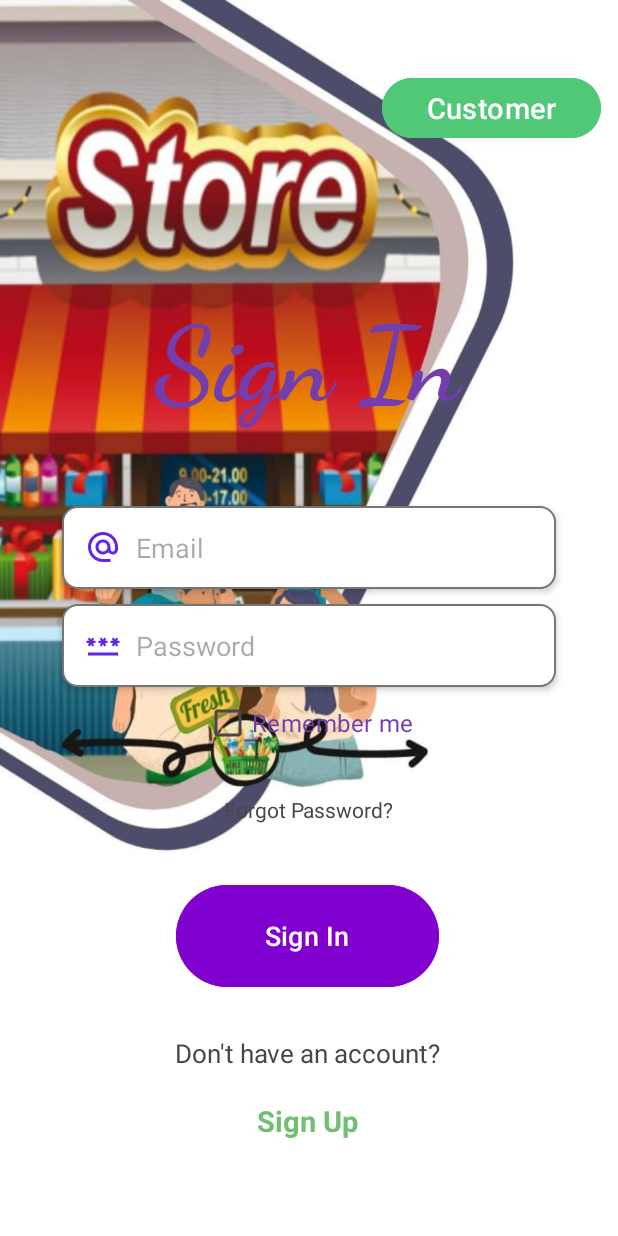
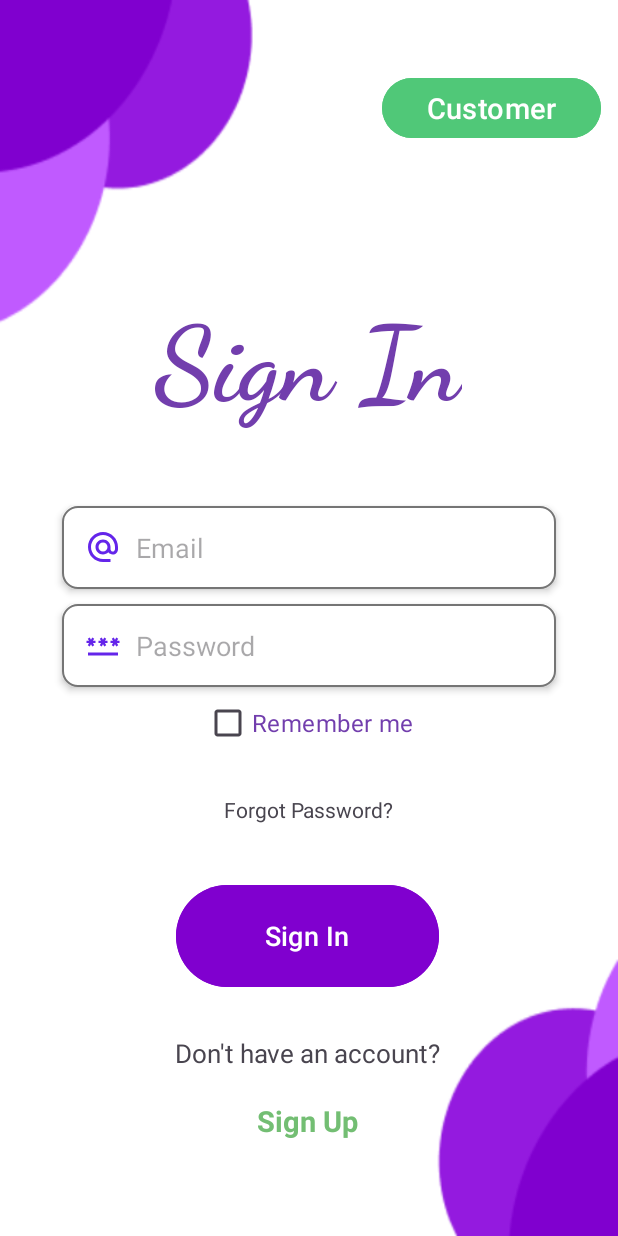
Before and after one commit to klaus2425/gocery_final, an Android app: the LoginActivity screen opened directly, with no data from a screen before it, on a phone screen of 412 x 824 dp. Run offline under Robolectric (Android 15) with nearby library versions, the phone set to English and light mode, and no system bars; our stand-ins replace Firebase (no records; nobody signed in at launch, a user with empty details on screens opened directly); libraries missing offline, so code that uses them is left out: io.paperdb; Roboto replaces fonts that are not available here; 1 statement that could not run was skipped.

Commit message:
update login background

```diff
--- a/app/src/main/res/layout/activity_login.xml
+++ b/app/src/main/res/layout/activity_login.xml
@@ -5,7 +5,7 @@
     android:layout_width="match_parent"
     android:layout_height="match_parent"
     tools:context="LoginActivity"
-    android:background="@drawable/layout_background">
+    android:background="@drawable/login_background">
 
 
     <TextView
```
Also changed, not shown: app/src/main/res/drawable/login_background.png (added).
